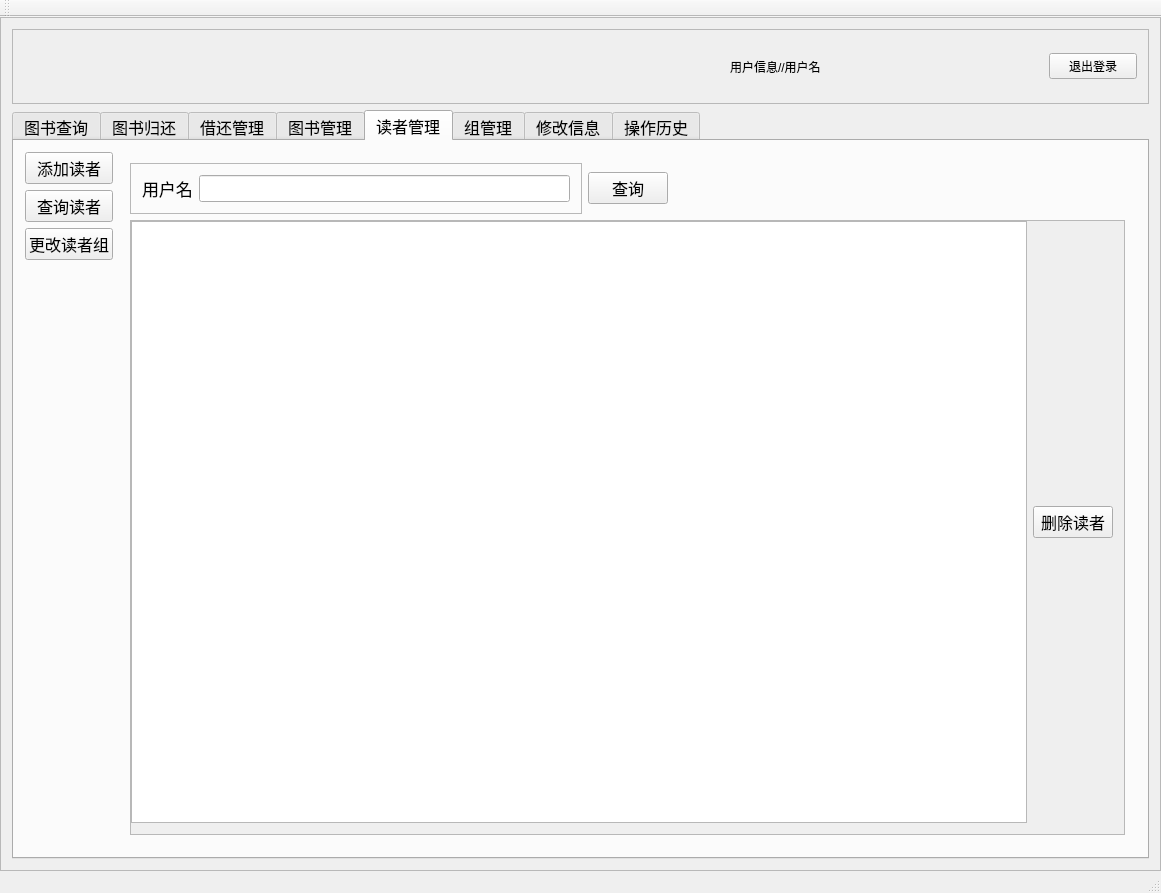
This is reader.ui in lixiaojia2017/libclient as Qt 5 draws it before an edit. The edited form follows.
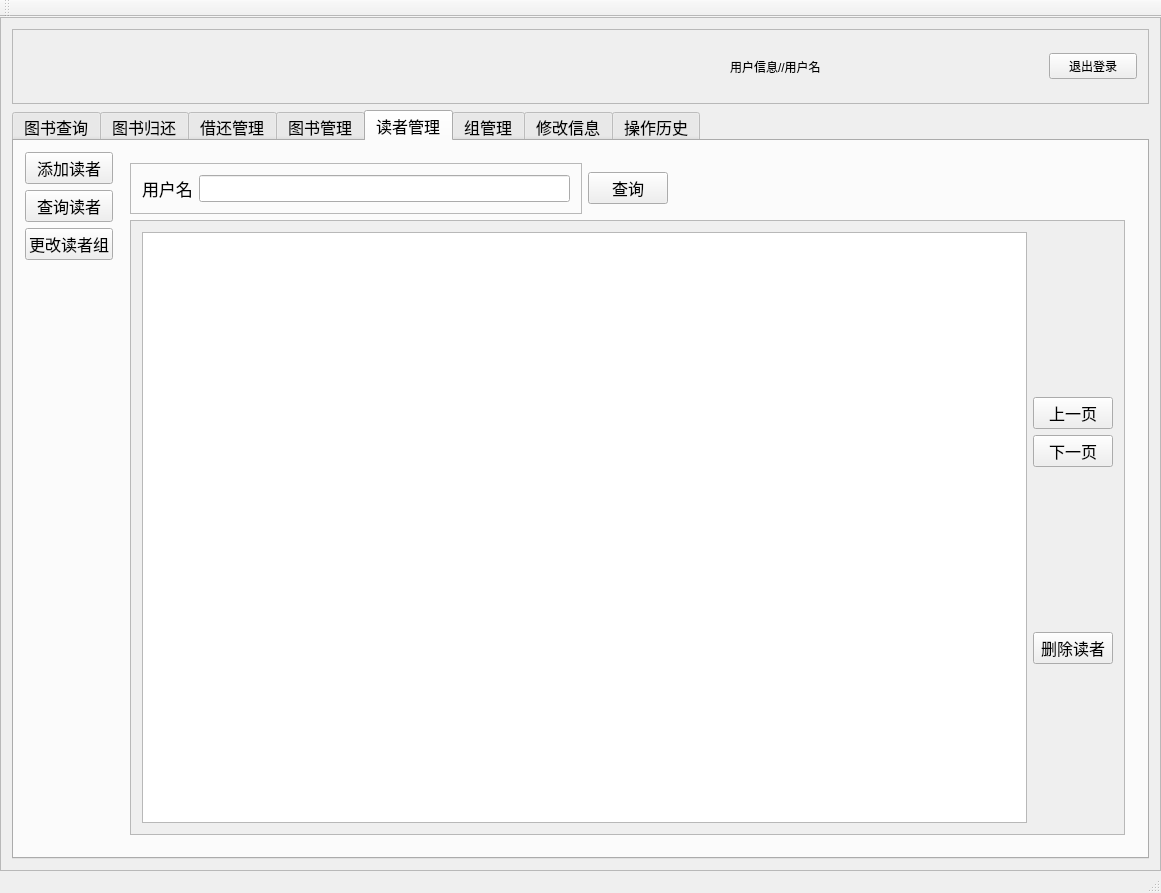
This is the edited form. The open tabs and pages were chosen to show the change. Icons and pictures are not drawn.

Patch:
```diff
--- a/reader.ui
+++ b/reader.ui
@@ -1867,22 +1867,69 @@
                     </rect>
                    </property>
                    <layout class="QGridLayout" name="gridLayout_48">
-                    <property name="leftMargin">
-                     <number>0</number>
-                    </property>
-                    <property name="topMargin">
-                     <number>0</number>
-                    </property>
-                    <item row="0" column="0">
+                    <item row="0" column="0" rowspan="6">
                      <widget class="QTableWidget" name="searchResult_6"/>
                     </item>
                     <item row="0" column="1">
+                     <spacer name="verticalSpacer_20">
+                      <property name="orientation">
+                       <enum>Qt::Vertical</enum>
+                      </property>
+                      <property name="sizeHint" stdset="0">
+                       <size>
+                        <width>20</width>
+                        <height>143</height>
+                       </size>
+                      </property>
+                     </spacer>
+                    </item>
+                    <item row="1" column="1">
+                     <widget class="QPushButton" name="pushButton_2">
+                      <property name="text">
+                       <string>上一页</string>
+                      </property>
+                     </widget>
+                    </item>
+                    <item row="2" column="1">
+                     <widget class="QPushButton" name="pushButton_11">
+                      <property name="text">
+                       <string>下一页</string>
+                      </property>
+                     </widget>
+                    </item>
+                    <item row="3" column="1">
+                     <spacer name="verticalSpacer_21">
+                      <property name="orientation">
+                       <enum>Qt::Vertical</enum>
+                      </property>
+                      <property name="sizeHint" stdset="0">
+                       <size>
+                        <width>20</width>
+                        <height>144</height>
+                       </size>
+                      </property>
+                     </spacer>
+                    </item>
+                    <item row="4" column="1">
                      <widget class="QPushButton" name="deletereader">
                       <property name="text">
                        <string>删除读者</string>
                       </property>
                      </widget>
                     </item>
+                    <item row="5" column="1">
+                     <spacer name="verticalSpacer_22">
+                      <property name="orientation">
+                       <enum>Qt::Vertical</enum>
+                      </property>
+                      <property name="sizeHint" stdset="0">
+                       <size>
+                        <width>20</width>
+                        <height>143</height>
+                       </size>
+                      </property>
+                     </spacer>
+                    </item>
                    </layout>
                   </widget>
                  </widget>
```
Left out of the diff: 8 changed lines with no effect on the pictures.
